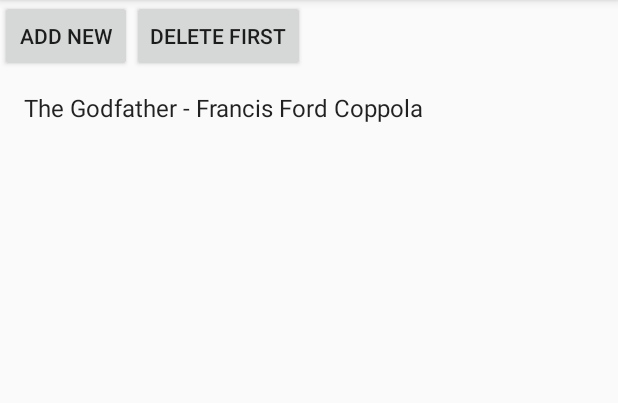
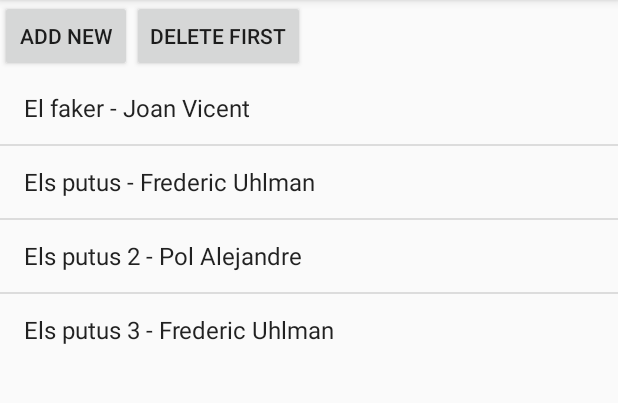
Before and after one commit to FredericUhlmann/IDIAndroid, an Android app: the screen it shows after launch (MainActivity), after a tap on "ADD NEW", on a phone screen of 412 x 824 dp, the part 84-487 px from its top. Run offline under Robolectric (Android 15) with nearby library versions, the phone set to English and light mode, and no system bars.

Commit message:
Canvis a la classe FilmData, afegits tots els camps per a introduir una peli com deu mana, algorisme de cercar quasi acabat, 4 pelis per defecte al iniciar la bd

```diff
--- a/app/src/main/java/com/example/pr_idi/mydatabaseexample/Agregar.java
+++ b/app/src/main/java/com/example/pr_idi/mydatabaseexample/Agregar.java
@@ -1,13 +1,9 @@
 package com.example.pr_idi.mydatabaseexample;
 
 import android.os.Bundle;
-import android.support.design.widget.FloatingActionButton;
-import android.support.design.widget.Snackbar;
-import android.util.Log;
 import android.view.View;
 import android.widget.Button;
 import android.widget.EditText;
-import android.widget.TextView;
 import android.widget.Toast;
 
 public class Agregar extends DrawerActivity {
@@ -74,7 +70,7 @@ public class Agregar extends DrawerActivity {
 
                 }else {
                     /////////peta en el film data!!!!!(sols falta conectarho a la BD)
-                    filmData.createFilm(a_titol, a_director);
+                    //filmData.createFilm(a_titol, a_director);
                     Toast toast = Toast.makeText(getApplicationContext(), "CREADA", Toast.LENGTH_SHORT);
                     toast.show();
 
--- a/app/src/main/java/com/example/pr_idi/mydatabaseexample/Cercar.java
+++ b/app/src/main/java/com/example/pr_idi/mydatabaseexample/Cercar.java
@@ -38,7 +38,7 @@ public class Cercar extends DrawerActivity {
         ArrayAdapter<Film> adapter = new ArrayAdapter<>(this,
                 android.R.layout.simple_list_item_1, values);
 
-        final ListView lv = (ListView) findViewById(R.id.llista_cercar);
+        ListView lv = (ListView) findViewById(R.id.llista_cercar);
         lv.setAdapter(adapter);
 
 
@@ -51,16 +51,7 @@ public class Cercar extends DrawerActivity {
             public boolean onQueryTextSubmit(String query) {
 
                 if (!query.isEmpty()) {
-                    List<Film> values = filmData.getAllFilms();
-                    List<Film> newvalues = new ArrayList<>();
-                    for (int i = 0; i < values.size(); i++) {
-                        Film peli = values.get(i);
-                        String autor = peli.getProtagonist();
-                        //System.out.println(autor.toLowerCase().contains(query.toLowerCase()));
-
-                        System.out.println(peli.);
-                    }
-                    //newvalues.add()
+                    search(query);
                 }
 
                 return false;
@@ -73,14 +64,32 @@ public class Cercar extends DrawerActivity {
             }
 
         });
+    }
 
+    protected void search(String query){
+        List<Film> values = filmData.getAllFilms();
+        List<Film> newvalues = new ArrayList<>();
 
+        //per cada pelicula, mirar si conte el autor
+        for (int i = 0; i < values.size(); i++) {
+            Film peli = values.get(i);
+            String autor = peli.getProtagonist();
+            if (autor != null && autor.toLowerCase().contains(query.toLowerCase())){
+                newvalues.add(peli);
+            }
+
+            ArrayAdapter<Film> adapter = new ArrayAdapter<>(this,
+                    android.R.layout.simple_list_item_1, newvalues);
+
+            ListView lv = (ListView) findViewById(R.id.llista_cercar);
+            lv.setAdapter(adapter);
+            //System.out.println(autor.toLowerCase().contains(query.toLowerCase()));
+            //System.out.println(peli.);
+        }
     }
 
 
 
 
 
-
-
 }
--- a/app/src/main/java/com/example/pr_idi/mydatabaseexample/DrawerActivity.java
+++ b/app/src/main/java/com/example/pr_idi/mydatabaseexample/DrawerActivity.java
@@ -8,15 +8,9 @@ import android.support.v4.widget.DrawerLayout;
 import android.support.v7.app.ActionBarDrawerToggle;
 import android.support.v7.app.AppCompatActivity;
 import android.support.v7.widget.Toolbar;
-import android.util.Log;
 import android.view.Menu;
 import android.view.MenuItem;
-import android.widget.ArrayAdapter;
 import android.widget.FrameLayout;
-import android.widget.ListView;
-
-import java.util.List;
-import java.util.Random;
 
 public class DrawerActivity extends AppCompatActivity
         implements NavigationView.OnNavigationItemSelectedListener {
@@ -106,30 +100,8 @@ public class DrawerActivity extends AppCompatActivity
         int id = item.getItemId();
 
         if (id == R.id.afegir) {
-            /*filmData = new FilmData(this);
-            filmData.open();
-
-            List<Film> values = filmData.getAllFilms();
-            //ListView lv = (ListView) findViewById(R.id.listmain);
-            // use the SimpleCursorAdapter to show the
-            // elements in a ListView
-            ArrayAdapter<Film> adapter = new ArrayAdapter<>(this,
-                    android.R.layout.simple_list_item_1, values);
-
-
-            ListView lv = (ListView) findViewById(R.id.llistapelis);
-            lv.setAdapter(adapter);
-            //afegir pelicula
-            adapter = (ArrayAdapter<Film>) lv.getAdapter();
-            Film film;
-            String[] newFilm = new String[] { "Polla2"};
-            int nextInt = new Random().nextInt(4);
-            // save the new film to the database
-            film = filmData.createFilm(newFilm[0], newFilm[0]);
-            adapter.add(film);*/
             Intent i = new Intent(getApplicationContext(),Agregar.class);
             startActivity(i);
-
         } else if (id == R.id.cercar) {
             Intent i = new Intent(getApplicationContext(),Cercar.class);
             startActivity(i);
--- a/app/src/main/java/com/example/pr_idi/mydatabaseexample/FilmData.java
+++ b/app/src/main/java/com/example/pr_idi/mydatabaseexample/FilmData.java
@@ -4,15 +4,15 @@ package com.example.pr_idi.mydatabaseexample;
  * FilmData
  * Created by pr_idi on 10/11/16.
  */
-import java.util.ArrayList;
-import java.util.List;
-
 import android.content.ContentValues;
 import android.content.Context;
 import android.database.Cursor;
 import android.database.SQLException;
 import android.database.sqlite.SQLiteDatabase;
 import android.util.Log;
+
+import java.util.ArrayList;
+import java.util.List;
 
 public class FilmData {
 
@@ -36,7 +36,7 @@ public class FilmData {
         dbHelper.close();
     }
 
-    public Film createFilm(String title, String director) {
+    public Film createFilm(String title, String director, String country, Integer year, String protagonist, Integer critics) {
         ContentValues values = new ContentValues();
         Log.d("Creating", "Creating " + title + " " + director);
 
@@ -44,12 +44,10 @@ public class FilmData {
         // Must modify the method to add the full data
         values.put(MySQLiteHelper.COLUMN_TITLE, title);
         values.put(MySQLiteHelper.COLUMN_DIRECTOR, director);
-
-        // Invented data
-        values.put(MySQLiteHelper.COLUMN_COUNTRY, "Catalonia");
-        values.put(MySQLiteHelper.COLUMN_YEAR_RELEASE, 2014);
-        values.put(MySQLiteHelper.COLUMN_PROTAGONIST, "Do not know");
-        values.put(MySQLiteHelper.COLUMN_CRITICS_RATE, 5);
+        values.put(MySQLiteHelper.COLUMN_COUNTRY, country);
+        values.put(MySQLiteHelper.COLUMN_YEAR_RELEASE, year);
+        values.put(MySQLiteHelper.COLUMN_PROTAGONIST, protagonist);
+        values.put(MySQLiteHelper.COLUMN_CRITICS_RATE, critics);
 
         // Actual insertion of the data using the values variable
         long insertId = database.insert(MySQLiteHelper.TABLE_FILMS, null,
--- a/app/src/main/java/com/example/pr_idi/mydatabaseexample/MainActivity.java
+++ b/app/src/main/java/com/example/pr_idi/mydatabaseexample/MainActivity.java
@@ -9,7 +9,6 @@ import android.widget.ListView;
 import java.util.Collections;
 import java.util.Comparator;
 import java.util.List;
-import java.util.Random;
 
 public class MainActivity extends DrawerActivity {
     private FilmData filmData;
@@ -24,11 +23,47 @@ public class MainActivity extends DrawerActivity {
 
         List<Film> values = filmData.getAllFilms();
 
+        if (values.size() == 0){
+            Film peli = new Film();
+            peli.setDirector("Frederic Uhlman");
+            peli.setCountry("Catalunya");
+            peli.setProtagonist("Pol Alejandre");
+            peli.setTitle("Els putus");
+            peli.setYear(2017);
+            peli.setCritics_rate(10);
+            Film peli2 = new Film();
+            peli2.setDirector("Pol Alejandre");
+            peli2.setCountry("Catalunya");
+            peli2.setProtagonist("Frederic Uhlman");
+            peli2.setTitle("Els putus 2");
+            peli2.setYear(2017);
+            peli2.setCritics_rate(10);
+            Film peli3 = new Film();
+            peli3.setDirector("Joan Vicent");
+            peli3.setCountry("Catalunya");
+            peli3.setProtagonist("Pol Alejandre");
+            peli3.setTitle("El faker");
+            peli3.setYear(2017);
+            peli3.setCritics_rate(10);
+            Film peli4 = new Film();
+            peli4.setDirector("Frederic Uhlman");
+            peli4.setCountry("Catalunya");
+            peli4.setProtagonist("Pol Alejandre");
+            peli4.setTitle("Els putus 3");
+            peli4.setYear(2017);
+            peli4.setCritics_rate(10);
+            filmData.createFilm(peli.getTitle(),peli.getDirector(),peli.getCountry(),peli.getYear(),peli.getProtagonist(),peli.getCritics_rate());
+            filmData.createFilm(peli2.getTitle(),peli2.getDirector(),peli2.getCountry(),peli2.getYear(),peli2.getProtagonist(),peli2.getCritics_rate());
+            filmData.createFilm(peli3.getTitle(),peli3.getDirector(),peli3.getCountry(),peli3.getYear(),peli3.getProtagonist(),peli3.getCritics_rate());
+            filmData.createFilm(peli4.getTitle(),peli4.getDirector(),peli4.getCountry(),peli4.getYear(),peli4.getProtagonist(),peli4.getCritics_rate());
+            values = filmData.getAllFilms();
+        }
+
         //ordenem les pelis per titol
         Collections.sort(values, new Comparator<Film>() {
             @Override
-            public int compare(Film peli1, Film peli2) {
-                return peli1.getTitle().compareTo(peli2.getTitle());
+            public int compare(Film film1, Film film2) {
+                return film1.getTitle().compareTo(film2.getTitle());
             }
         });
 
@@ -49,13 +84,6 @@ public class MainActivity extends DrawerActivity {
         ArrayAdapter<Film> adapter = (ArrayAdapter<Film>) lv.getAdapter();
         Film film;
         switch (view.getId()) {
-            case R.id.add:
-                String[] newFilm = new String[] { "Blade Runner", "Ridley Scott", "Rocky Horror Picture Show", "Jim Sharman", "The Godfather", "Francis Ford Coppola", "Toy Story", "John Lasseter" };
-                int nextInt = new Random().nextInt(4);
-                // save the new film to the database
-                film = filmData.createFilm(newFilm[nextInt*2], newFilm[nextInt*2 + 1]);
-                adapter.add(film);
-                break;
             case R.id.delete:
                 if (lv.getCount() > 0) {
                     film = (Film) lv.getAdapter().getItem(lv.getAdapter().getCount()-1);
```
